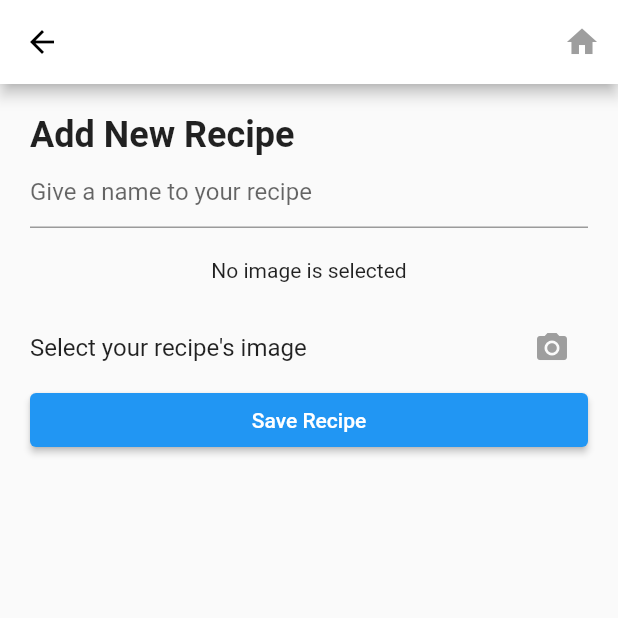
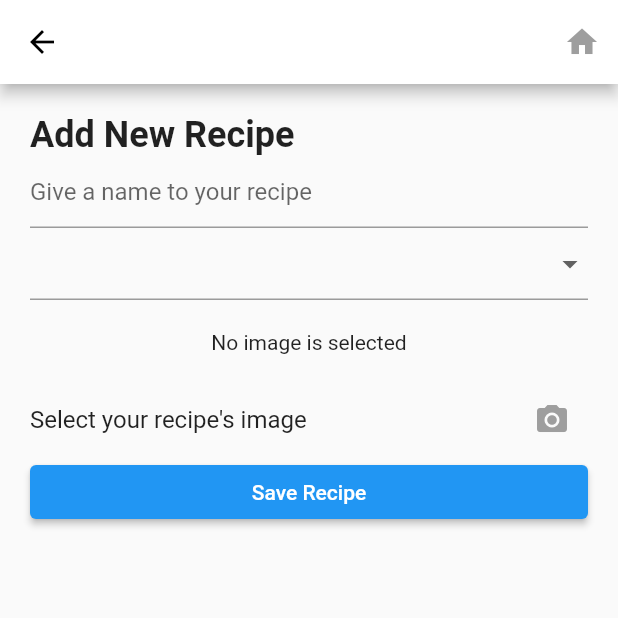
Before and after one commit to mt-tadayon/save_recipes, a Flutter app: the screen it shows after launch, after a tap on the "add circle" icon, on a phone screen of 412 x 824 dp, the top half of it. Run offline on Flutter 3.47's test engine with Material 2 defaults, Android fonts, the phone set to English and light mode, and no system bars; our stand-ins replace hive, hive_flutter, image_picker; accounts and stored records are empty; generated files the repository leaves out were written again.

Commit message:
Add categories drop down menu in the add recipe screen

```diff
--- a/lib/feature/add_recipe_screen/add_recipe_screen.dart
+++ b/lib/feature/add_recipe_screen/add_recipe_screen.dart
@@ -2,6 +2,7 @@ import 'dart:io';
 
 import 'package:flutter/material.dart';
 import 'package:image_picker/image_picker.dart';
+import 'package:saverecipes/layer/data/category_data.dart';
 import 'package:saverecipes/layer/data/service/hive_db.dart';
 import 'package:saverecipes/layer/models/recipe_model.dart';
 
@@ -15,6 +16,7 @@ class _AddRecipeScreenState extends State<AddRecipeScreen> {
   RecipeModel currentRecipe = RecipeModel();
   final _controller = TextEditingController();
   File _image;
+  String selectedCategory;
 
   Future getImage() async {
     var image = await ImagePicker().getImage(source: ImageSource.gallery);
@@ -60,6 +62,21 @@ class _AddRecipeScreenState extends State<AddRecipeScreen> {
               ),
               controller: _controller,
             ),
+            DropdownButtonFormField(
+              items: getCategoryList()
+                  .map<DropdownMenuItem<String>>((String value) {
+                return DropdownMenuItem(
+                  child: Text(value),
+                  value: value,
+                );
+              }).toList(),
+              value: selectedCategory,
+              onChanged: (value) {
+                setState(() {
+                  selectedCategory = value;
+                });
+              },
+            ),
             Padding(
               padding: const EdgeInsets.all(20.0),
               child: Center(
@@ -96,3 +113,11 @@ class _AddRecipeScreenState extends State<AddRecipeScreen> {
     );
   }
 }
+
+List<String> getCategoryList() {
+  final List<String> categories = [];
+  for (var category in CategoryName.values) {
+    categories.add(category.getCategoryString());
+  }
+  return categories;
+}
--- a/lib/feature/category_screen/category_screen.dart
+++ b/lib/feature/category_screen/category_screen.dart
@@ -59,7 +59,7 @@ class _CategoryScreenState extends State<CategoryScreen> {
         child: Column(
           children: <Widget>[
             Text(
-              widget.categoryName,
+              '${widget.categoryName} Recipes',
               style: TextStyle(
                 fontSize: 24.0,
                 fontWeight: FontWeight.bold,
--- a/lib/feature/home_screen/home_screen.dart
+++ b/lib/feature/home_screen/home_screen.dart
@@ -2,10 +2,16 @@ import 'package:flutter/material.dart';
 import 'package:saverecipes/feature/add_recipe_screen/add_recipe_screen.dart';
 import 'package:saverecipes/feature/category_screen/category_screen.dart';
 import 'package:saverecipes/feature/home_screen/last_recipe_card.dart';
+import 'package:saverecipes/layer/data/category_data.dart';
 
 import 'category_card.dart';
 
 class HomeScreen extends StatelessWidget {
+  final noodleString = CategoryName.noodel.getCategoryString();
+  final riceString = CategoryName.rice.getCategoryString();
+  final chickenString = CategoryName.chicken.getCategoryString();
+  final beefString = CategoryName.beef.getCategoryString();
+
   @override
   Widget build(BuildContext context) {
     return Scaffold(
@@ -68,32 +74,32 @@ class HomeScreen extends StatelessWidget {
                 children: <Widget>[
                   CategoryCard(
                     color: Colors.amber,
-                    categoryName: 'Noodel',
-                    categoryScreen: CategoryScreen('Noodel Recipies'),
+                    categoryName: noodleString,
+                    categoryScreen: CategoryScreen(noodleString),
                   ),
                   SizedBox(
                     width: 20.0,
                   ),
                   CategoryCard(
                     color: Colors.deepOrange,
-                    categoryName: 'Rice',
-                    categoryScreen: CategoryScreen('Rice Recipies'),
+                    categoryName: riceString,
+                    categoryScreen: CategoryScreen(riceString),
                   ),
                   SizedBox(
                     width: 20.0,
                   ),
                   CategoryCard(
                     color: Colors.lightBlue,
-                    categoryName: 'Chicken',
-                    categoryScreen: CategoryScreen('Chicken Recipies'),
+                    categoryName: chickenString,
+                    categoryScreen: CategoryScreen(chickenString),
                   ),
                   SizedBox(
                     width: 20.0,
                   ),
                   CategoryCard(
                     color: Colors.teal,
-                    categoryName: 'Beef',
-                    categoryScreen: CategoryScreen('Beef Recipies'),
+                    categoryName: beefString,
+                    categoryScreen: CategoryScreen(beefString),
                   ),
                 ],
               ),
--- a/lib/layer/data/category_data.dart
+++ b/lib/layer/data/category_data.dart
@@ -1,14 +1,16 @@
-enum CategoryName { noodel, chicken, rice }
+enum CategoryName { noodel, chicken, rice, beef }
 
 extension CategoryNameExtension on CategoryName {
   String getCategoryString() {
     switch (this) {
       case CategoryName.noodel:
-        return 'noodle';
+        return 'Noodle';
       case CategoryName.chicken:
-        return 'chicken';
+        return 'Chicken';
       case CategoryName.rice:
-        return 'rice';
+        return 'Rice';
+      case CategoryName.beef:
+        return 'Beef';
       default:
         return '';
     }
--- a/lib/main.dart
+++ b/lib/main.dart
@@ -10,9 +10,9 @@ const recipeBoxName = 'recipeBoxName';
 
 Future<void> main() async {
   await Hive.initFlutter();
-  await Hive.openBox<RecipeModel>(recipeBoxName);
   Hive.registerAdapter<RecipeModel>(RecipeModelAdapter());
   Hive.registerAdapter<CategoryModel>(CategoryModelAdapter());
+  await Hive.openBox<RecipeModel>(recipeBoxName);
   runApp(MyApp());
 }
 
```
Also changed, not shown: lib/feature/home_screen/category_card.dart (+6 -11 lines).
